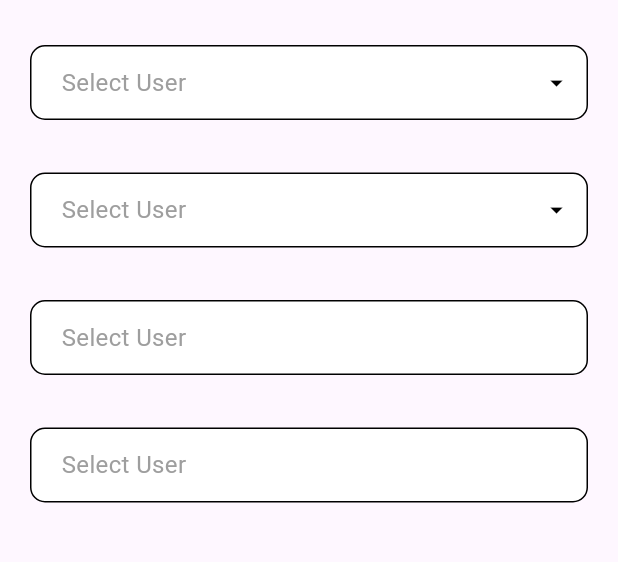
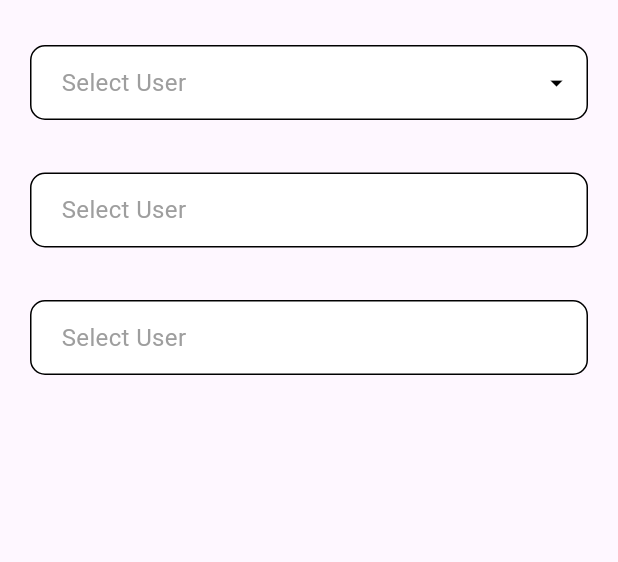
Before and after one commit to sharmajatin1997/dropdown_model_list, a Flutter app: the screen it shows after launch, on a phone screen of 412 x 824 dp, the part 84-646 px from its top. Run offline on Flutter 3.47's test engine with Material 3 defaults, Android fonts, the phone set to English and light mode, and no system bars.

Commit message:
Single selection done

```diff
--- a/example/lib/main.dart
+++ b/example/lib/main.dart
@@ -59,26 +59,6 @@ class _MyHomePageState extends State<MyHomePage> {
         padding: const EdgeInsets.only(top: 20),
         child: Column(
           children: <Widget>[
-            ///Simple DropDown
-            SelectDropList(
-              itemSelected: optionItemSelected,
-              dropListModel: dropListModel,
-              showIcon: false,
-              showArrowIcon: true,
-              showBorder: true,
-              enable: true,
-              paddingTop: 0,
-              paddingDropItem: const EdgeInsets.only(
-                  left: 20, top: 10, bottom: 10, right: 20),
-              suffixIcon: Icons.arrow_drop_down,
-              containerPadding: const EdgeInsets.all(10),
-              icon: const Icon(Icons.person, color: Colors.black),
-              onOptionSelected: (optionItem) {
-                optionItemSelected = optionItem;
-                setState(() {});
-              },
-            ),
-
             ///Search DropDown
             SearchDropList(
               itemSelected: optionItemSelected,
--- /dev/null
+++ b/example/lib/model/userModel.dart
@@ -0,0 +1,6 @@
+class UserModel {
+  final String? id;
+  final String? title;
+
+  UserModel({this.id,this.title, });
+}
--- a/lib/drop_down/search_drop_list.dart
+++ b/lib/drop_down/search_drop_list.dart
@@ -1,4 +1,4 @@
-import 'package:dropdown_model_list/drop_down/model.dart';
+import 'package:dropdown_model_list/drop_down/models/model.dart';
 import 'package:flutter/material.dart';
 
 class SearchDropList extends StatefulWidget {
--- a/lib/drop_down/select_drop_list.dart
+++ b/lib/drop_down/select_drop_list.dart
@@ -1,16 +1,13 @@
-import 'package:dropdown_model_list/drop_down/model.dart';
+import 'package:dropdown_model_list/drop_down/models/drop_model.dart';
 import 'package:flutter/material.dart';
 
-class SelectDropList extends StatefulWidget {
-  final OptionItem itemSelected;
-  final DropListModel dropListModel;
-  final Function(OptionItem optionItem) onOptionSelected;
+class SelectDropList<T> extends StatefulWidget {
+  final OptionItems<T>? itemSelected;
+  final DropdownListModel<T> dropListModel;
+  final Function(OptionItems<T>) onOptionSelected;
+  final String hintText;
   final bool showIcon;
   final bool showArrowIcon;
-  final double paddingLeft;
-  final double paddingRight;
-  final double paddingTop;
-  final double paddingBottom;
   final Widget? icon;
   final double arrowIconSize;
   final Color? arrowColor;
@@ -32,22 +29,27 @@ class SelectDropList extends StatefulWidget {
   final Decoration? containerDecoration;
   final double? heightBottomContainer;
   final IconData? suffixIcon;
+  final EdgeInsetsGeometry? padding;
   final EdgeInsetsGeometry? paddingDropItem;
-  final Color? dropboxborderColor;
+  final Color? dropBoxBorderColor;
   final Color? dropboxColor;
-  final BorderRadiusGeometry? dropbBoxborderRadius;
+  final BorderRadiusGeometry? dropBoxBorderRadius;
+  final Color? scrollThumbColor;
+  final double? scrollThickness;
+  final Radius? scrollRadius;
+  final VoidCallback? onClear;
+  final bool showClearButton;
 
   const SelectDropList({
     super.key,
     required this.itemSelected,
     required this.dropListModel,
-    required this.showIcon,
-    required this.showArrowIcon,
     required this.onOptionSelected,
-    this.paddingLeft = 20,
-    this.paddingRight = 20,
-    this.paddingTop = 20,
-    this.paddingBottom = 20,
+    required this.hintText,
+    this.onClear,
+    this.showClearButton = false,
+    this.showIcon = false,
+    this.showArrowIcon = true,
     this.icon,
     this.arrowIconSize = 20,
     this.textColorTitle,
@@ -71,231 +73,205 @@ class SelectDropList extends StatefulWidget {
     this.suffixIcon,
     this.containerMargin,
     this.borderSize = 1,
-    this.dropbBoxborderRadius,
-    this.dropboxborderColor,
+    this.dropBoxBorderRadius,
+    this.dropBoxBorderColor,
     this.dropboxColor,
+    this.scrollThumbColor,
+    this.scrollThickness,
+    this.scrollRadius, this.padding,
   });
 
   @override
-  SelectDropListState createState() => SelectDropListState();
+  SelectDropListState<T> createState() => SelectDropListState<T>();
 }
 
-class SelectDropListState extends State<SelectDropList>
-    with SingleTickerProviderStateMixin {
-  late OptionItem optionItemSelected;
-  late AnimationController expandController;
-  late Animation<double> animation;
+class SelectDropListState<T> extends State<SelectDropList<T>> {
+  OptionItems<T>? optionItemSelected;
   bool isShow = false;
-  final scrollController = ScrollController(initialScrollOffset: 0);
+  final scrollController = ScrollController();
+  final LayerLink _layerLink = LayerLink();
+  OverlayEntry? _overlayEntry;
 
   @override
   void initState() {
     super.initState();
-    optionItemSelected = OptionItem(
-        id: widget.itemSelected.id,
-        title: widget.itemSelected.title,
-        data: widget.itemSelected.data);
-    expandController = AnimationController(
-        vsync: this, duration: const Duration(milliseconds: 350));
-    animation = CurvedAnimation(
-      parent: expandController,
-      curve: Curves.linear,
-    );
-    _runExpandCheck();
+    optionItemSelected = widget.itemSelected;
   }
 
-  void _runExpandCheck() {
-    if (isShow) {
-      expandController.forward();
+  void _toggleOverlay() {
+    if (!isShow) {
+      if (widget.dropListModel.listOptionItems.isEmpty) return;
+      _showOverlay();
+      setState(() => isShow = true);
     } else {
-      expandController.reverse();
+      _removeOverlay();
     }
+  }
+
+  void _showOverlay() {
+    if (_overlayEntry != null) return;
+    _overlayEntry = _createOverlayEntry();
+    Overlay.of(context).insert(_overlayEntry!);
+  }
+
+  void _removeOverlay() {
+    _overlayEntry?.remove();
+    _overlayEntry = null;
+    setState(() => isShow = false);
+  }
+
+  OverlayEntry _createOverlayEntry() {
+    RenderBox renderBox = context.findRenderObject() as RenderBox;
+    Offset offset = renderBox.localToGlobal(Offset.zero);
+    Size size = renderBox.size;
+
+    return OverlayEntry(
+      builder: (context) => Positioned(
+        left: offset.dx,
+        top: offset.dy + size.height,
+        width: size.width,
+        child: CompositedTransformFollower(
+          link: _layerLink,
+          showWhenUnlinked: false,
+          offset:widget.height!=null? Offset(0, widget.height!+10):Offset(0, 60),
+          child: Material(
+            elevation: 4,
+            borderRadius: widget.dropBoxBorderRadius ?? BorderRadius.circular(10),
+            child: Container(
+              height: widget.heightBottomContainer,
+              decoration: BoxDecoration(
+                color: widget.dropboxColor ?? Colors.white,
+                border: Border.all(color: widget.dropBoxBorderColor ?? Colors.grey),
+                borderRadius: widget.dropBoxBorderRadius ?? BorderRadius.circular(10),
+              ),
+              child: RawScrollbar(
+                controller: scrollController,
+                thumbVisibility: true,
+                thumbColor: widget.scrollThumbColor ?? Colors.black,
+                radius: widget.scrollRadius ?? Radius.circular(4),
+                thickness: widget.scrollThickness ?? 3,
+                child: SingleChildScrollView(
+                  controller: scrollController,
+                  child: Column(
+                    children: widget.dropListModel.listOptionItems.map((item) => _buildSubMenu(item)).toList(),
+                  ),
+                ),
+              ),
+            ),
+          ),
+        ),
+      ),
+    );
+  }
+
+  Widget _buildSubMenu(OptionItems<T> item) {
+    return Padding(
+      padding: widget.paddingDropItem ?? const EdgeInsets.all(15),
+      child: GestureDetector(
+        onTap: () {
+          optionItemSelected = item;
+          _removeOverlay();
+          widget.onOptionSelected(item);
+          setState(() {});
+        },
+        child: Row(
+          children: [
+            Expanded(
+              child: Text(
+                item.displayTitle,
+                style: TextStyle(
+                  color: widget.textColorItem ?? Colors.black,
+                  fontSize: widget.textSizeItem,
+                ),
+                overflow: TextOverflow.ellipsis,
+              ),
+            ),
+          ],
+        ),
+      ),
+    );
   }
 
   @override
   void dispose() {
-    expandController.dispose();
+    _removeOverlay();
+    scrollController.dispose();
     super.dispose();
   }
 
   @override
   Widget build(BuildContext context) {
-    return Padding(
-      padding: EdgeInsets.only(
-          left: widget.paddingLeft,
-          right: widget.paddingRight,
-          top: widget.paddingTop,
-          bottom: widget.paddingBottom),
-      child: Column(
-        children: <Widget>[
-          Container(
+    return CompositedTransformTarget(
+      link: _layerLink,
+      child: GestureDetector(
+        onTap: widget.enable ? _toggleOverlay : null,
+        child: Container(
           height: widget.height ?? 50,
           width: widget.width ?? MediaQuery.of(context).size.width,
-            padding: widget.containerPadding ??
-                const EdgeInsets.symmetric(horizontal: 15, vertical: 10),
+          padding: widget.containerPadding ?? const EdgeInsets.symmetric(horizontal: 15, vertical: 10),
           margin: widget.containerMargin ?? const EdgeInsets.only(top: 10),
           decoration: widget.showBorder
               ? widget.containerDecoration ??
               BoxDecoration(
-                      borderRadius:
-                          widget.borderRadius ?? BorderRadius.circular(10.0),
-                      border: Border.all(
-                          color: widget.borderColor ?? Colors.black,
-                          width: widget.borderSize),
+                borderRadius: widget.borderRadius ?? BorderRadius.circular(10),
+                border: Border.all(color: widget.borderColor ?? Colors.black, width: widget.borderSize),
                 color: Colors.white,
               )
               : widget.containerDecoration ??
               BoxDecoration(
-                      borderRadius:
-                          widget.borderRadius ?? BorderRadius.circular(10.0),
+                borderRadius: widget.borderRadius ?? BorderRadius.circular(10),
                 color: Colors.white,
-                      boxShadow: widget.boxShadow ??
-                          [
-                            BoxShadow(
-                                blurRadius: 2,
-                                color: widget.shadowColor ?? Colors.black26,
-                                offset: const Offset(0, 0))
+                boxShadow: widget.boxShadow ?? [
+                  BoxShadow(blurRadius: 2, color: widget.shadowColor ?? Colors.black26),
                 ],
               ),
           child: Row(
-              mainAxisSize: MainAxisSize.max,
-              crossAxisAlignment: CrossAxisAlignment.center,
-              children: <Widget>[
-                Visibility(
-                    visible: widget.showIcon,
-                    child: widget.icon != null
-                        ? widget.icon!
-                        : const Icon(
-                            Icons.menu,
-                            color: Colors.black,
-                          )),
-                const SizedBox(
-                  width: 10,
-                ),
+            children: [
+              if (widget.showIcon)
+                widget.icon ?? const Icon(Icons.menu, color: Colors.black),
+              const SizedBox(width: 10),
               Expanded(
-                    child: GestureDetector(
-                  onTap: () {
-                    if (widget.enable) {
-                      isShow = !isShow;
-                      _runExpandCheck();
-                    }
-                    setState(() {});
-                  },
                 child: Text(
-                    optionItemSelected.title,
+                  optionItemSelected?.displayTitle ?? widget.hintText,
                   style: TextStyle(
-                        color: optionItemSelected.id == '0' ||
-                                optionItemSelected.id == null
+                    color: optionItemSelected == null
                         ? widget.hintColorTitle ?? Colors.grey
                         : widget.textColorTitle ?? Colors.black,
-                        fontSize: widget.textSizeTitle),
-                  ),
-                )),
-                Visibility(
-                  visible: widget.showArrowIcon,
-                  child: Align(
-                    alignment: const Alignment(1, 0),
-                    child: GestureDetector(
-                      onTap: () {
-                        isShow = !isShow;
-                        _runExpandCheck();
-                        setState(() {});
-                      },
-                      child: Icon(
-                        isShow
-                            ? Icons.arrow_drop_down
-                            : widget.suffixIcon ?? Icons.arrow_right,
-                        color: widget.arrowColor ?? Colors.black,
-                        size: widget.arrowIconSize,
+                    fontSize: widget.textSizeTitle,
                   ),
                 ),
               ),
+              if (widget.showClearButton && optionItemSelected?.model != null)
+                GestureDetector(
+                  onTap: () {
+                    setState(() {
+                      optionItemSelected = OptionItems<T>(model: null, displayTitle: widget.hintText);
+                    });
+                    widget.onClear?.call();
+                  },
+                  child: Icon(Icons.clear, color: Colors.grey),
+                ),
+              if (widget.showArrowIcon)
+                Icon(
+                  isShow ? Icons.arrow_drop_up : Icons.arrow_drop_down,
+                  color: widget.arrowColor ?? Colors.black,
+                  size: widget.arrowIconSize,
                 ),
             ],
           ),
         ),
-          const SizedBox(height: 5),
-          SizeTransition(
-              axisAlignment: 1.0,
-              sizeFactor: animation,
-              child: Container(
-                  height: widget.heightBottomContainer ?? 200,
-                  margin: const EdgeInsets.only(bottom: 20, left: 2, right: 2),
-                  padding: const EdgeInsets.only(bottom: 20),
-                  decoration: BoxDecoration(
-                    border: Border.all(
-                        color: widget.dropboxborderColor ?? Colors.grey),
-                    borderRadius: widget.dropbBoxborderRadius ??
-                        const BorderRadius.only(
-                            bottomLeft: Radius.circular(10),
-                            bottomRight: Radius.circular(10)),
-                    color: widget.dropboxColor ?? Colors.white,
-                    boxShadow: const [
-                      BoxShadow(
-                          blurRadius: 2,
-                          color: Colors.black26,
-                          offset: Offset(0, 0))
-                    ],
-                  ),
-                  child: Scrollbar(
-                    thickness: 4,
-                    thumbVisibility: true,
-                    interactive: true,
-                    controller: scrollController,
-                    radius: const Radius.circular(0),
-                    scrollbarOrientation: ScrollbarOrientation.right,
-                    child: SingleChildScrollView(
-                      controller: scrollController,
-                      child: _buildDropListOptions(
-                          widget.dropListModel.listOptionItems,
-                          context,
-                          widget.textColorItem,
-                          widget.textSizeItem),
-                    ),
-                  ))),
-        ],
       ),
     );
   }
 
-  Column _buildDropListOptions(List<OptionItem> items, BuildContext context,
-      Color? textColorItem, double textSizeItem) {
-    return Column(
-      children: items
-          .map((item) =>
-              _buildSubMenu(item, context, textColorItem, textSizeItem))
-          .toList(),
-    );
-  }
-
-  Widget _buildSubMenu(OptionItem item, BuildContext context,
-      Color? textColorItem, double textSizeItem) {
-    return Padding(
-      padding: widget.paddingDropItem ??
-          const EdgeInsets.only(left: 20, top: 15, bottom: 5),
-      child: GestureDetector(
-        child: Row(
-          children: <Widget>[
-            Expanded(
-              flex: 1,
-              child: Text(item.title,
-                  style: TextStyle(
-                      color: textColorItem ?? Colors.black,
-                      fontWeight: FontWeight.w400,
-                      fontSize: textSizeItem),
-                  maxLines: 3,
-                  textAlign: TextAlign.start,
-                  overflow: TextOverflow.ellipsis),
-            ),
-          ],
-        ),
-        onTap: () {
-          optionItemSelected = item;
-          isShow = false;
-          expandController.reverse();
-          widget.onOptionSelected(item);
-        },
-      ),
-    );
+  @override
+  void didUpdateWidget(covariant SelectDropList<T> oldWidget) {
+    super.didUpdateWidget(oldWidget);
+    // If parent changed the selected item, update local state
+    if (widget.itemSelected != oldWidget.itemSelected) {
+      setState(() {
+        optionItemSelected = widget.itemSelected;
+      });
     }
   }
+}
--- a/lib/drop_down/select_drop_multi.dart
+++ b/lib/drop_down/select_drop_multi.dart
@@ -1,4 +1,4 @@
-import 'package:dropdown_model_list/drop_down/model.dart';
+import 'package:dropdown_model_list/drop_down/models/model.dart';
 import 'package:flutter/material.dart';
 
 class SelectDropMultipleList extends StatefulWidget {
--- a/lib/drop_down/select_drop_radio.dart
+++ b/lib/drop_down/select_drop_radio.dart
@@ -1,4 +1,4 @@
-import 'package:dropdown_model_list/drop_down/model.dart';
+import 'package:dropdown_model_list/drop_down/models/model.dart';
 import 'package:dropdown_model_list/generated/assets.dart';
 import 'package:flutter/material.dart';
 
--- a/lib/dropdown_model_list.dart
+++ b/lib/dropdown_model_list.dart
@@ -1,6 +1,6 @@
 library;
 
-export 'drop_down/model.dart';
+export 'drop_down/models/model.dart';
 export 'drop_down/select_drop_list.dart';
 export 'drop_down/search_drop_list.dart';
 export 'drop_down/select_drop_multi.dart';
```
Also changed, not shown: example/lib/single_selection.dart (added, +88 -0 lines), lib/drop_down/models/drop_model.dart (added, +11 -0 lines), lib/drop_down/models/model.dart (renamed from lib/drop_down/model.dart), 1 other file. Lines whose indentation alone changed are shown as unchanged.
